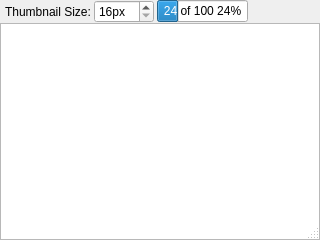
First picture: the form in imageviewer.ui, repository pjrinaldi/wombatforensics, before the edit.
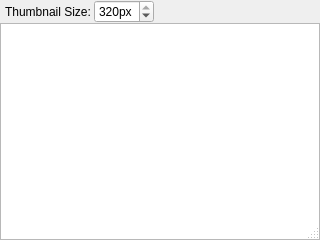
Second picture: the form after the edit.

The edit to the form file:
```diff
--- a/imageviewer.ui
+++ b/imageviewer.ui
@@ -67,15 +67,8 @@
        <property name="singleStep">
         <number>16</number>
        </property>
-      </widget>
-     </item>
-     <item>
-      <widget class="QProgressBar" name="progressBar">
        <property name="value">
-        <number>24</number>
-       </property>
-       <property name="format">
-        <string>%v of %m %p%</string>
+        <number>320</number>
        </property>
       </widget>
      </item>
```
